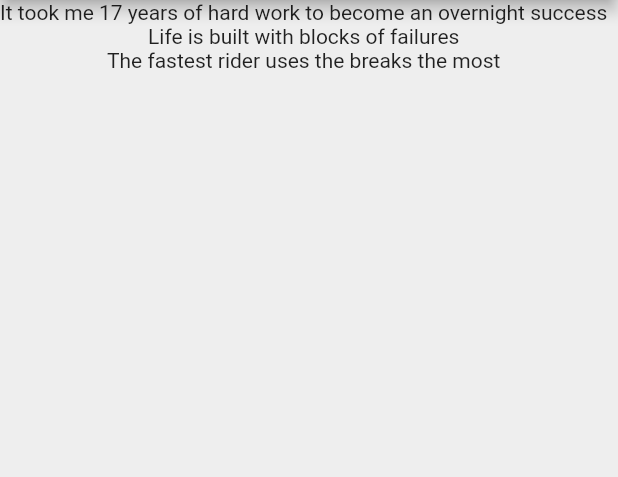
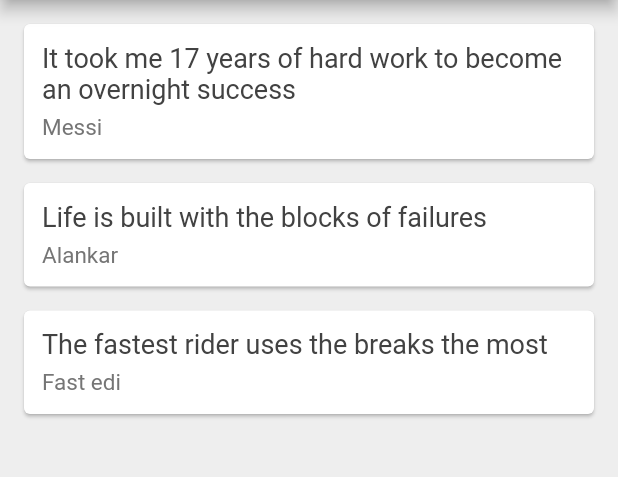
Before and after one commit to alankar93/Quotes, a Flutter app: the screen it shows after launch, on a phone screen of 412 x 824 dp, the part 84-561 px from its top. Run offline on Flutter 3.47's test engine with Material 2 defaults, Android fonts, the phone set to English and light mode, and no system bars.

Commit message:
new Widgit function and layout improvement

```diff
--- a/lib/main.dart
+++ b/lib/main.dart
@@ -1,4 +1,5 @@
 import "package:flutter/material.dart";
+import 'quote.dart';
 
 void main() => runApp(MaterialApp(
       home: MyQuotes(),
@@ -10,11 +11,50 @@ class MyQuotes extends StatefulWidget {
 }
 
 class _MyQuotesState extends State<MyQuotes> {
-  List<String> quotes = [
-    'It took me 17 years of hard work to become an overnight success',
-    'Life is built with blocks of failures',
-    'The fastest rider uses the breaks the most'
+  List<Quote> quotes = [
+    Quote(
+        author: "Messi",
+        text:
+            "It took me 17 years of hard work to become an overnight success"),
+    Quote(
+      author: "Alankar",
+      text: 'Life is built with the blocks of failures',
+    ),
+    Quote(
+        author: "Fast edi", text: 'The fastest rider uses the breaks the most')
   ];
+
+  Widget quoteTemplate(quote) {
+    return Card(
+      margin: EdgeInsets.fromLTRB(16.0, 16.0, 16.0, 0),
+      child: Padding(
+        padding: EdgeInsets.all(12.0),
+        child: Column(
+          crossAxisAlignment: CrossAxisAlignment.stretch,
+          children: <Widget>[
+            Text(
+              quote.text,
+              style: TextStyle(
+                color: Colors.grey[800],
+                fontSize: 18.0,
+              ),
+            ),
+            SizedBox(
+              height: 6.0,
+            ),
+            Text(
+              quote.author,
+              style: TextStyle(
+                color: Colors.grey[600],
+                fontSize: 15.0,
+              ),
+            )
+          ],
+        ),
+      ),
+    );
+  }
+
   @override
   Widget build(BuildContext context) {
     return Scaffold(
@@ -28,7 +68,7 @@ class _MyQuotesState extends State<MyQuotes> {
         centerTitle: true,
       ),
       body: Column(
-        children: quotes.map((quote) => Text(quote)).toList(),
+        children: quotes.map((quote) => quoteTemplate(quote)).toList(),
       ),
     );
   }
--- /dev/null
+++ b/lib/quote.dart
@@ -0,0 +1,6 @@
+class Quote {
+  String text;
+  String author;
+
+  Quote({this.text, this.author});
+}
```
